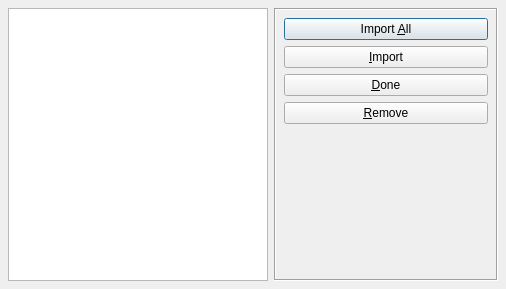
The window that ui/ImportMulti.ui (chris2511/xca) describes before a commit, drawn with Qt 5.
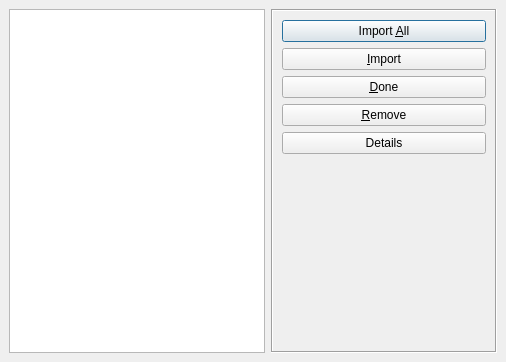
The same window after the commit.

Patch:
```diff
--- a/ui/ImportMulti.ui
+++ b/ui/ImportMulti.ui
@@ -9,7 +9,7 @@
     <x>0</x>
     <y>0</y>
     <width>506</width>
-    <height>289</height>
+    <height>362</height>
    </rect>
   </property>
   <property name="windowTitle" >
@@ -17,7 +17,7 @@
   </property>
   <layout class="QHBoxLayout" >
    <property name="margin" >
-    <number>8</number>
+    <number>9</number>
    </property>
    <property name="spacing" >
     <number>6</number>
@@ -35,7 +35,7 @@
      </property>
      <layout class="QVBoxLayout" >
       <property name="margin" >
-       <number>8</number>
+       <number>9</number>
       </property>
       <property name="spacing" >
        <number>6</number>
@@ -68,6 +68,13 @@
         </property>
        </widget>
       </item>
+      <item>
+       <widget class="QPushButton" name="butDetails" >
+        <property name="text" >
+         <string>Details</string>
+        </property>
+       </widget>
+      </item>
       <item>
        <spacer>
         <property name="orientation" >
@@ -79,7 +86,7 @@
         <property name="sizeHint" >
          <size>
           <width>204</width>
-          <height>16</height>
+          <height>21</height>
          </size>
         </property>
        </spacer>
```
